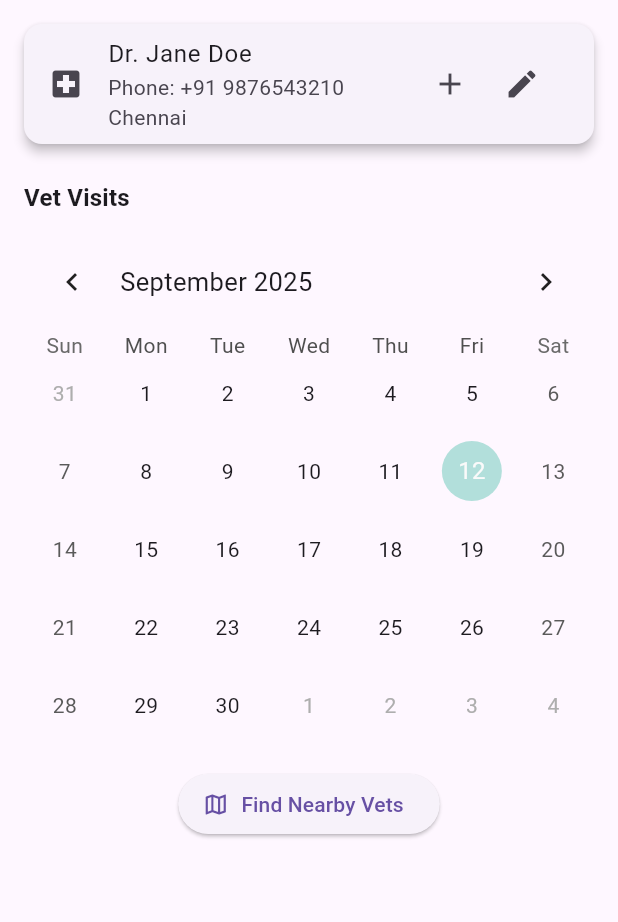
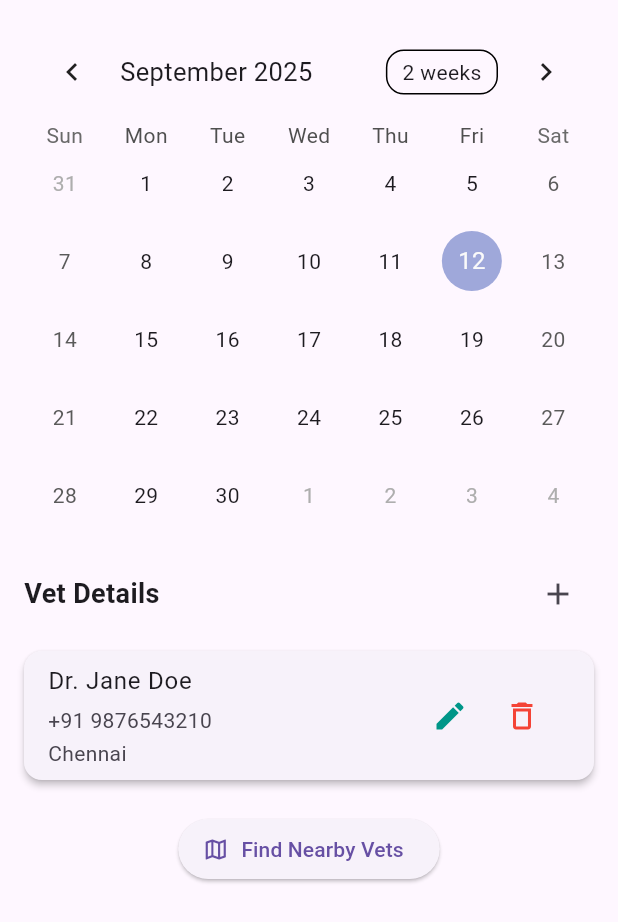
Before and after one commit to nands0610/Pet-Health-Monitor-App, a Flutter app: the VetPage widget shown alone on an empty page, opened directly, on a phone screen of 412 x 824 dp. Shown: the top 922 px of the screen. Run offline on Flutter 3.47's test engine with Material 3 defaults, Android fonts, the phone set to English and light mode, and no system bars; drawn by our look-alikes of table_calendar; our stand-ins replace cloud_firestore, firebase_auth, firebase_core, firebase_storage, fl_chart, flutter_map and 3 more; missing offline and left inert: mobile_scanner; accounts and stored records are empty.

Commit message:
Added finding vets

```diff
--- a/lib/pages/vet-page/vet_page.dart
+++ b/lib/pages/vet-page/vet_page.dart
@@ -5,6 +5,13 @@ import 'package:cloud_firestore/cloud_firestore.dart';
 import 'package:firebase_auth/firebase_auth.dart';
 import 'package:flutter_map/flutter_map.dart';
 import 'package:latlong2/latlong.dart';
+
+// 🔹 Added imports
+import 'dart:async';
+import 'dart:convert';
+import 'package:http/http.dart' as http;
+
+final MapController _mapController = MapController();
 
 class VetPage extends StatefulWidget {
   const VetPage({Key? key}) : super(key: key);
@@ -27,10 +34,14 @@ class _VetPageState extends State<VetPage> {
   final FirebaseFirestore _firestore = FirebaseFirestore.instance;
   final FirebaseAuth _auth = FirebaseAuth.instance;
 
-  // Map state (placeholder only for now)
+  // Map state
   bool _showMap = false;
-  LatLng _mapCenter = LatLng(12.9716, 77.5946); // default center (Bangalore)
+  LatLng _mapCenter = LatLng(12.9716, 77.5946); // default center
   double _mapZoom = 13.0;
+
+  // 🔹 Added fields
+  List<Marker> _vetMarkers = [];
+  Timer? _debounce;
 
   // Get current user's UID
   String? get _userId => _auth.currentUser?.uid;
@@ -80,7 +91,6 @@ class _VetPageState extends State<VetPage> {
 
   Future<void> _saveVisitDays() async {
     if (_userId == null) {
-      // Not logged in
       return;
     }
 
@@ -94,40 +104,32 @@ class _VetPageState extends State<VetPage> {
   }
 
   Future<void> _saveScheduledPetVisits() async {
-    if (_userId == null) {
-      print('User not authenticated');
-      return;
-    }
+    if (_userId == null) return;
 
     try {
       await _firestore.collection('vethistory').doc(_userId).set({
-        'scheduledPetVisits': _scheduledPetVisits.map((d) => d.toIso8601String()).toList(),
+        'scheduledPetVisits':
+            _scheduledPetVisits.map((d) => d.toIso8601String()).toList(),
       }, SetOptions(merge: true));
     } catch (e) {
-      print('Error saving scheduled pet visits: $e');
+      debugPrint('Error saving scheduled pet visits: $e');
     }
   }
 
   Future<void> _saveVets() async {
-    if (_userId == null) {
-      print('User not authenticated');
-      return;
-    }
+    if (_userId == null) return;
 
     try {
       await _firestore.collection('vethistory').doc(_userId).set({
         'vets': _vets,
       }, SetOptions(merge: true));
     } catch (e) {
-      print('Error saving vets: $e');
+      debugPrint('Error saving vets: $e');
     }
   }
 
   Future<void> _loadVisitDays() async {
-    if (_userId == null) {
-      print('User not authenticated');
-      return;
-    }
+    if (_userId == null) return;
 
     try {
       final doc = await _firestore.collection('vethistory').doc(_userId).get();
@@ -137,43 +139,40 @@ class _VetPageState extends State<VetPage> {
           final visitDaysList = List<String>.from(data['visitDays'] ?? []);
           setState(() {
             _visitDays.clear();
-            _visitDays.addAll(visitDaysList.map((s) => DateTime.parse(s)));
+            _visitDays
+                .addAll(visitDaysList.map((s) => DateTime.parse(s)).toList());
           });
         }
       }
     } catch (e) {
-      print('Error loading visit days: $e');
+      debugPrint('Error loading visit days: $e');
     }
   }
 
   Future<void> _loadScheduledPetVisits() async {
-    if (_userId == null) {
-      print('User not authenticated');
-      return;
-    }
+    if (_userId == null) return;
 
     try {
       final doc = await _firestore.collection('vethistory').doc(_userId).get();
       if (doc.exists) {
         final data = doc.data() as Map<String, dynamic>;
         if (data.containsKey('scheduledPetVisits')) {
-          final scheduledList = List<String>.from(data['scheduledPetVisits'] ?? []);
+          final scheduledList =
+              List<String>.from(data['scheduledPetVisits'] ?? []);
           setState(() {
             _scheduledPetVisits.clear();
-            _scheduledPetVisits.addAll(scheduledList.map((s) => DateTime.parse(s)));
+            _scheduledPetVisits
+                .addAll(scheduledList.map((s) => DateTime.parse(s)).toList());
           });
         }
       }
     } catch (e) {
-      print('Error loading scheduled pet visits: $e');
+      debugPrint('Error loading scheduled pet visits: $e');
     }
   }
 
   Future<void> _loadVets() async {
-    if (_userId == null) {
-      print('User not authenticated');
-      return;
-    }
+    if (_userId == null) return;
 
     try {
       final doc = await _firestore.collection('vethistory').doc(_userId).get();
@@ -183,11 +182,17 @@ class _VetPageState extends State<VetPage> {
           final vetsList = List<Map<String, dynamic>>.from(data['vets'] ?? []);
           setState(() {
             _vets.clear();
-            _vets.addAll(vetsList.map((vet) => Map<String, String>.from(vet)));
+            _vets.addAll(vetsList.map((vet) {
+              return {
+                'name': (vet['name'] ?? '').toString(),
+                'phone': (vet['phone'] ?? '').toString(),
+                'location': (vet['location'] ?? '').toString(),
+              };
+            }).toList());
           });
         }
       }
-      // Ensure at least one default vet
+
       if (_vets.isEmpty) {
         setState(() {
           _vets.add({
@@ -199,8 +204,7 @@ class _VetPageState extends State<VetPage> {
         await _saveVets();
       }
     } catch (e) {
-      print('Error loading vets: $e');
-      // Fallback to default vet if Firebase fails
+      debugPrint('Error loading vets: $e');
       if (_vets.isEmpty) {
         setState(() {
           _vets.add({
@@ -320,11 +324,56 @@ class _VetPageState extends State<VetPage> {
     }
   }
 
+  /* ───────────────────────────── Overpass API ───────────────────────────────── */
+
+  Future<void> _fetchNearbyVets(LatLngBounds bounds) async {
+    final south = bounds.south;
+    final west = bounds.west;
+    final north = bounds.north;
+    final east = bounds.east;
+
+    final overpassUrl = Uri.parse(
+      "https://overpass-api.de/api/interpreter?data=[out:json];"
+      "node[\"amenity\"=\"veterinary\"]($south,$west,$north,$east);out;"
+    );
+
+    try {
+      final response = await http.get(overpassUrl);
+      if (response.statusCode == 200) {
+        final data = jsonDecode(response.body);
+        final elements = data['elements'] as List;
+
+        setState(() {
+          _vetMarkers = elements.map((e) {
+            final lat = e['lat'] as double;
+            final lon = e['lon'] as double;
+            final name = e['tags']?['name'] ?? "Veterinarian";
+
+            return Marker(
+              width: 60,
+              height: 60,
+              point: LatLng(lat, lon),
+              child: Tooltip(
+                message: name,
+                child: const Icon(
+                  Icons.local_hospital,
+                  color: Colors.red,
+                  size: 30,
+                ),
+              ),
+            );
+          }).toList();
+        });
+      }
+    } catch (e) {
+      debugPrint("Overpass fetch error: $e");
+    }
+  }
+
   /* ───────────────────────────── UI ──────────────────────────────────────── */
 
   @override
   Widget build(BuildContext context) {
-    // Show loading or login prompt if user is not authenticated
     if (_userId == null) {
       return const Center(
         child: Column(
@@ -343,147 +392,108 @@ class _VetPageState extends State<VetPage> {
       child: Column(
         crossAxisAlignment: CrossAxisAlignment.start,
         children: [
-          // ── Vet Info Cards ──
-          ..._vets.asMap().entries.map(
-            (entry) {
+          TableCalendar(
+            firstDay: DateTime.utc(2020, 1, 1),
+            lastDay: DateTime.utc(2030, 12, 31),
+            focusedDay: _focusedDay,
+            selectedDayPredicate: (day) {
+              return _visitDays.any((d) => isSameDay(d, day)) ||
+                  _scheduledPetVisits.any((d) => isSameDay(d, day));
+            },
+            onDaySelected: (selectedDay, focusedDay) {
+              setState(() {
+                _focusedDay = focusedDay;
+              });
+              _toggleVisitDay(selectedDay);
+            },
+            calendarFormat: CalendarFormat.month,
+            onFormatChanged: (_) {},
+          ),
+          const SizedBox(height: 16),
+
+          Row(
+            mainAxisAlignment: MainAxisAlignment.spaceBetween,
+            children: [
+              const Text('Vet Details',
+                  style: TextStyle(fontSize: 18, fontWeight: FontWeight.bold)),
+              Row(
+                children: [
+                  if (_vets.length < _maxVets)
+                    IconButton(
+                      tooltip: 'Add vet',
+                      icon: const Icon(Icons.add),
+                      onPressed: _addVet,
+                    ),
+                ],
+              ),
+            ],
+          ),
+          const SizedBox(height: 8),
+
+          ..._vets.asMap().entries.map((entry) {
             final idx = entry.key;
-              final vet = entry.value;
-              final isFirstCard = idx == 0;
-
+            final v = entry.value;
             return Card(
-                elevation: 3,
-                margin: EdgeInsets.only(
-                  top: isFirstCard ? 0 : 12,
-                  bottom: 0,
-                ),
+              elevation: 2,
+              margin: const EdgeInsets.symmetric(vertical: 6),
               shape: RoundedRectangleBorder(
                 borderRadius: BorderRadius.circular(12),
               ),
               child: ListTile(
-                  leading: const Icon(Icons.local_hospital),
-                  title: Text(vet['name'] ?? ''),
-                  subtitle: Text(
-                    'Phone: ${vet['phone']}\n${vet['location']}',
+                title: Text(v['name'] ?? 'Unknown'),
+                subtitle: Column(
+                  crossAxisAlignment: CrossAxisAlignment.start,
+                  children: [
+                    const SizedBox(height: 4),
+                    Text(v['phone'] ?? ''),
+                    const SizedBox(height: 2),
+                    Text(v['location'] ?? ''),
+                  ],
                 ),
                 trailing: Row(
                   mainAxisSize: MainAxisSize.min,
                   children: [
-                      // "+" button only on first card & only if room for more
-                      if (isFirstCard && _vets.length < _maxVets)
                     IconButton(
-                          tooltip: 'Add Vet',
-                          icon: const Icon(Icons.add),
-                          onPressed: _addVet,
+                      icon: const Icon(Icons.edit, color: Colors.teal),
+                      onPressed: () => _editVet(idx),
                     ),
                     IconButton(
-                        tooltip: 'Edit Vet',
-                        icon: const Icon(Icons.edit),
-                        onPressed: () => _editVet(idx),
+                      icon: const Icon(Icons.delete_outline, color: Colors.red),
+                      onPressed: () async {
+                        final confirm = await showDialog<bool>(
+                          context: context,
+                          builder: (_) => AlertDialog(
+                            title: const Text('Delete Vet'),
+                            content: const Text(
+                                'Are you sure you want to delete this vet?'),
+                            actions: [
+                              TextButton(
+                                  onPressed: () =>
+                                      Navigator.pop(context, false),
+                                  child: const Text('Cancel')),
+                              ElevatedButton(
+                                  onPressed: () =>
+                                      Navigator.pop(context, true),
+                                  child: const Text('Delete')),
+                            ],
+                          ),
+                        );
+                        if (confirm == true) {
+                          setState(() {
+                            _vets.removeAt(idx);
+                          });
+                          await _saveVets();
+                        }
+                      },
                     ),
                   ],
                 ),
               ),
             );
-            },
-          ),
-          const SizedBox(height: 24),
+          }).toList(),
 
-          // ── Calendar ──
-          Text(
-            'Vet Visits',
-            style: Theme.of(context)
-                .textTheme
-                .titleMedium
-                ?.copyWith(fontWeight: FontWeight.bold),
-          ),
-          const SizedBox(height: 12),
-          TableCalendar(
-            firstDay: DateTime.utc(2020, 1, 1),
-            lastDay: DateTime.utc(2030, 12, 31),
-            focusedDay: _focusedDay,
-            selectedDayPredicate: (day) =>
-                _visitDays.any((d) => isSameDay(d, day)) ||
-                _scheduledPetVisits.any((d) => isSameDay(d, day)),
-            onDaySelected: (selectedDay, focusedDay) {
-              _focusedDay = focusedDay;
-              _toggleVisitDay(selectedDay);
-            },
-            calendarFormat: CalendarFormat.month,
-            availableCalendarFormats: const {
-              CalendarFormat.month: 'Month',
-            },
-            calendarStyle: CalendarStyle(
-              todayDecoration: BoxDecoration(
-                color: Colors.teal.shade100,
-                shape: BoxShape.circle,
-              ),
-              selectedDecoration: const BoxDecoration(
-                color: Colors.teal,
-                shape: BoxShape.circle,
-              ),
-              markerDecoration: const BoxDecoration(
-                color: Colors.red,
-                shape: BoxShape.circle,
-              ),
-            ),
-            calendarBuilders: CalendarBuilders(
-              markerBuilder: (context, date, events) {
-                if (_visitDays.any((d) => isSameDay(d, date))) {
-                  return _buildMarker(Colors.red);
-                }
-                if (_scheduledPetVisits.any((d) => isSameDay(d, date))) {
-                  return _buildMarker(Colors.blue);
-                }
-                return null;
-              },
-            ),
-          ),
           const SizedBox(height: 16),
 
-          // ── Scheduled Visits ──
-          if (_scheduledPetVisits.isNotEmpty) ...[
-            Text(
-              'Scheduled Pet Visits',
-              style: Theme.of(context)
-                  .textTheme
-                  .titleSmall
-                  ?.copyWith(fontWeight: FontWeight.bold),
-            ),
-            const SizedBox(height: 8),
-            _buildDateList(
-              _scheduledPetVisits,
-              icon: const Icon(Icons.event_available, color: Colors.blue),
-              ascending: true,
-              onRemove: (d) {
-                _scheduledPetVisits.removeWhere((v) => isSameDay(v, d));
-                _saveScheduledPetVisits();
-              },
-            ),
-            const SizedBox(height: 16),
-          ],
-
-          // ── Visit History ──
-          if (_visitDays.isNotEmpty) ...[
-            Text(
-              'Vet Visit History',
-              style: Theme.of(context)
-                  .textTheme
-                  .titleSmall
-                  ?.copyWith(fontWeight: FontWeight.bold),
-            ),
-            const SizedBox(height: 8),
-            _buildDateList(
-              _visitDays,
-              icon: const Icon(Icons.check_circle_outline),
-              ascending: false,
-              onRemove: (d) {
-                _visitDays.removeWhere((v) => isSameDay(v, d));
-                _saveVisitDays();
-              },
-            ),
-          ],
-
-          // Map toggle button
           Center(
             child: ElevatedButton.icon(
               icon: Icon(_showMap ? Icons.map : Icons.map_outlined),
@@ -498,15 +508,29 @@ class _VetPageState extends State<VetPage> {
 
           const SizedBox(height: 12),
 
-          // Placeholder map
           if (_showMap)
             SizedBox(
               height: 320,
               child: FlutterMap(
+                mapController: _mapController,
                 options: MapOptions(
                   center: _mapCenter,
                   zoom: _mapZoom,
-                  // you can later wire onTap or move callbacks
+                  onMapReady: () {
+                    final bounds = _mapController.camera.visibleBounds;
+                    if (bounds != null) {
+                      _fetchNearbyVets(bounds);
+                    }
+                  },
+                  onPositionChanged: (camera, hasGesture) {
+                    final bounds = MapController().camera.visibleBounds;
+                    if (bounds != null) {
+                      if (_debounce?.isActive ?? false) _debounce!.cancel();
+                      _debounce = Timer(const Duration(seconds: 2), () {
+                        _fetchNearbyVets(bounds);
+                      });
+                    }
+                  },
                 ),
                 children: [
                   TileLayer(
@@ -514,27 +538,17 @@ class _VetPageState extends State<VetPage> {
                     subdomains: const ['a', 'b', 'c'],
                     userAgentPackageName: 'com.example.pet_health',
                   ),
-                  MarkerLayer(
-                    markers: [
-                      Marker(
-                        width: 60,
-                        height: 60,
-                        point: _mapCenter,
-                        child: const Icon(
-                          Icons.local_hospital,
-                          color: Colors.red,
-                          size: 36,
-                        ),
-                      ),
+                  MarkerLayer(markers: _vetMarkers),
                 ],
               ),
-                ],
+
               ),
-            ),
-        ],
-      ),
+            ],),
+
+
     );
   }
+
 
   /* ───────────────────────────── Helpers ─────────────────────────────────── */
 
```
Lines whose indentation alone changed are shown as unchanged.
